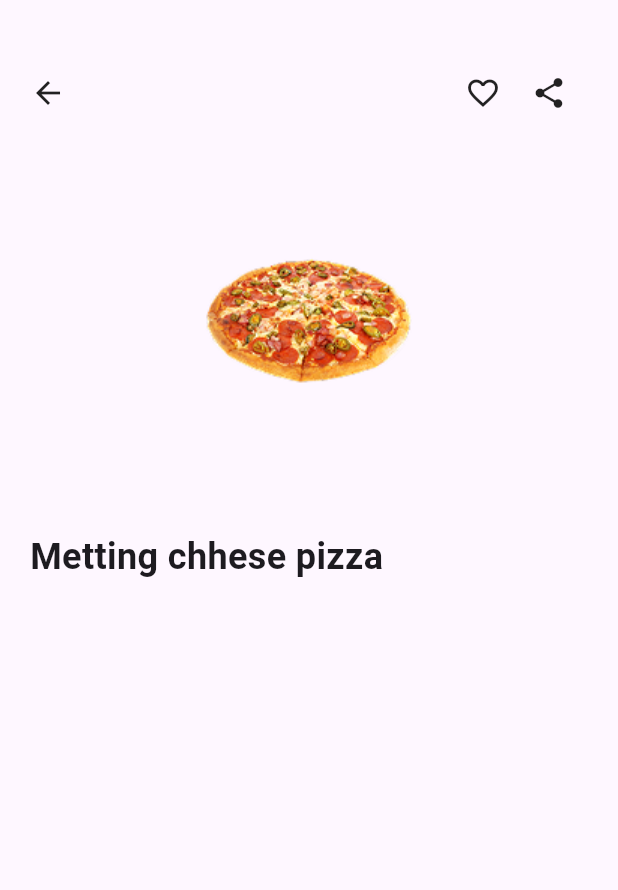
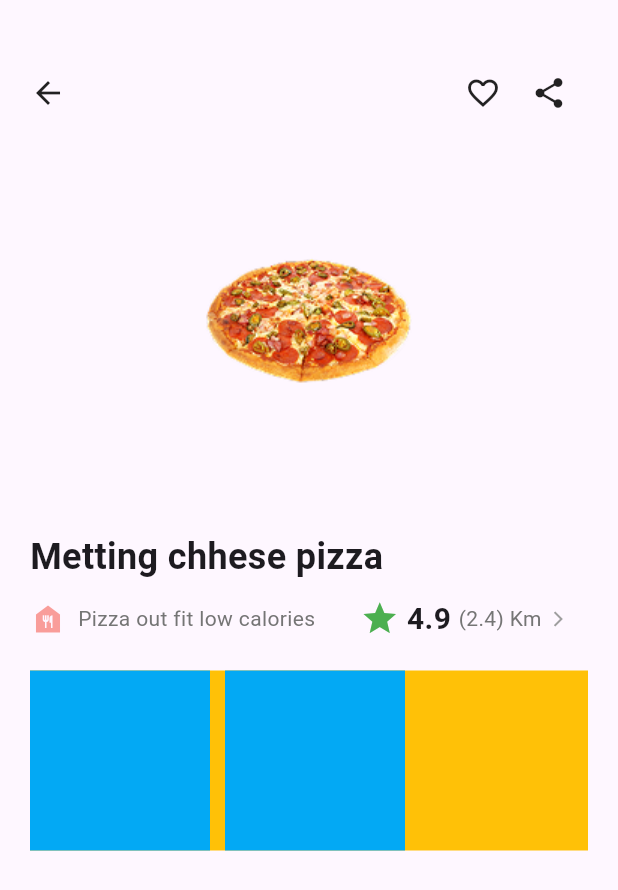
Before and after one commit to HeaSonetra/flutter9_10, a Flutter app: the screen it shows after launch, after a tap on "Metting chhese pizza", on a phone screen of 412 x 824 dp. Shown: the top 890 px of the screen. Run offline on Flutter 3.47's test engine with Material 3 defaults, Android fonts, the phone set to English and light mode, and no system bars; our stand-ins replace carousel_slider.

Commit message:
last update

```diff
--- a/lib/model/ProductModel.dart
+++ b/lib/model/ProductModel.dart
@@ -6,10 +6,12 @@ class Productmodel {
   final String title;
   final double price;
   final String img;
-  final List preview;
+  final List size;
   final double map;
   final int counter;
   final double calories;
+  final String decription;
+  final double rate;
   final int CategoryID;
 
   Productmodel({
@@ -17,57 +19,85 @@ class Productmodel {
     required this.title,
     required this.price,
     required this.img,
-    required this.preview,
+    required this.size,
     required this.map,
     required this.counter,
     required this.calories,
+    required this.decription,
+    required this.rate,
     required this.CategoryID,
   });
 }
 
 List<Productmodel> listProduct = [
+  // Productmodel(
+  //   id: 1,
+  //   title: 'Metting chhese pizza',
+  //   price: 10,
+  //   img: 'assets/pizza1.png',
+  //   preview: [],
+  //   map: 20,
+  //   counter: 0,
+  //   calories: 40,
+  //   CategoryID: listCategory[0].id,
+  // ),
+  // Productmodel(
+  //   id: 2,
+  //   title: 'Shusi for you',
+  //   price: 10,
+  //   img: 'assets/shusi.png',
+  //   preview: [],
+  //   map: 20,
+  //   counter: 0,
+  //   calories: 50,
+  //   CategoryID: listCategory[0].id,
+  // ),
+  // Productmodel(
+  //   id: 3,
+  //   title: 'Lemom cat tea',
+  //   price: 10,
+  //   img:'assets/drink.jpg',
+  //   preview: [],
+  //   map: 20,
+  //   counter: 0,
+  //   calories: 30,
+  //   CategoryID: listCategory[1].id,
+  // ),
+  // Productmodel(
+  //   id: 4,
+  //   title: 'Berger a title calories',
+  //   price: 10,
+  //   img:'assets/berger.png',
+  //   preview: [],
+  //   map: 20,
+  //   counter: 0,
+  //   calories: 10,
+  //   CategoryID: listCategory[0].id,
+  // ),
   Productmodel(
     id: 1,
     title: 'Metting chhese pizza',
     price: 10,
     img: 'assets/pizza1.png',
-    preview: [],
-    map: 20,
+    size: ['Small','Mediem'],
+    map: 2.4,
     counter: 0,
-    calories: 40,
+    calories: 4,
+    decription: "Pizza out fit low calories",
+    rate: 4.9,
     CategoryID: listCategory[0].id,
   ),
   Productmodel(
     id: 2,
-    title: 'Shusi for you',
-    price: 10,
+    title: 'Shusi',
+    price: 8,
     img: 'assets/shusi.png',
-    preview: [],
-    map: 20,
+    size: ['Small','Mediem','Big'],
+    map: 2.4,
     counter: 0,
-    calories: 50,
-    CategoryID: listCategory[0].id,
-  ),
-  Productmodel(
-    id: 3,
-    title: 'Lemom cat tea',
-    price: 10,
-    img:'assets/drink.jpg',
-    preview: [],
-    map: 20,
-    counter: 0,
-    calories: 30,
+    calories: 4,
+    decription: "Pizza out fit low calories",
+    rate: 4.9,
     CategoryID: listCategory[1].id,
   ),
-  Productmodel(
-    id: 4,
-    title: 'Berger a title calories',
-    price: 10,
-    img:'assets/berger.png',
-    preview: [],
-    map: 20,
-    counter: 0,
-    calories: 10,
-    CategoryID: listCategory[0].id,
-  ),
 ];
--- a/lib/view/detailpage.dart
+++ b/lib/view/detailpage.dart
@@ -9,45 +9,125 @@ class Detailpage extends StatefulWidget {
   State<Detailpage> createState() => _DetailpageState();
 }
 
+var check = false;
+
 class _DetailpageState extends State<Detailpage> {
   @override
   Widget build(BuildContext context) {
     return Scaffold(
-      body: Padding(padding: EdgeInsets.all(20),
+      body: Padding(
+        padding: EdgeInsets.all(20),
         child: Column(
           children: [
-          SizedBox(height: 30,),
+            SizedBox(height: 30),
             Row(
               children: [
                 GestureDetector(
                   onTap: () {
                     Navigator.pop(context);
                   },
-                child: Icon(Icons.arrow_back)),
+                  child: Icon(Icons.arrow_back),
+                ),
                 Spacer(),
-                Icon(Icons.favorite_border_outlined),
+                GestureDetector(
+                  onTap: () {
+                    setState(() {
+                      check = !check;
+                    });
+                  },
+                  child:
+                      (check == false)
+                          ? Icon(Icons.favorite_border_outlined)
+                          : Icon(Icons.favorite, color: Colors.red),
+                ),
 
                 Padding(
-                  padding: const EdgeInsets.only(left: 20,right: 14),
+                  padding: const EdgeInsets.only(left: 20, right: 14),
                   child: Icon(Icons.share),
-                )
+                ),
               ],
             ),
-          SizedBox(height: 20,),
+            SizedBox(height: 20),
             Container(
               height: 240,
               width: 240,
               decoration: BoxDecoration(
                 image: DecorationImage(
-                image:AssetImage(widget.productmodel.img),)
+                  image: AssetImage(widget.productmodel.img),
                 ),
               ),
-          SizedBox(height: 20,),
+            ),
+            SizedBox(height: 20),
             Row(
               children: [
-              Text(widget.productmodel.title,style: TextStyle(fontSize: 24,fontWeight: FontWeight.w600),),
+                Text(
+                  widget.productmodel.title,
+                  style: TextStyle(fontSize: 24, fontWeight: FontWeight.w600),
+                ),
               ],
+            ),
+            SizedBox(height: 10),
+            Row(
+              children: [
+                Icon(Icons.food_bank,color: Colors.red.withOpacity(0.5),),
+                SizedBox(width: 8),
+                Text(widget.productmodel.decription,style: TextStyle(fontSize: 14,color: Colors.grey[600]),),
+                SizedBox(width: 30),
+                Icon(Icons.star,size: 26,color: Colors.green,),
+                SizedBox(width: 5),
+                Text('${widget.productmodel.rate}',style: TextStyle(fontSize: 20,fontWeight: FontWeight.w600),),
+                SizedBox(width: 5),
+                Text('(${widget.productmodel.map}) Km',style: TextStyle(fontSize: 14,color: Colors.grey[600]),),
+                SizedBox(width: 5),
+                Icon(Icons.arrow_forward_ios_outlined,size: 12,color: Colors.grey,)
+              ],
+            ),
+            SizedBox(height: 20,),
+            Container(
+              width: double.infinity,
+              height: 120,
+              decoration: BoxDecoration(
+                color: Colors.amber
+              ),
+              child: Row(
+              children: [
+                // GridView.count(
+                //   scrollDirection: Axis.horizontal,
+                //   crossAxisCount: 3,
+                //   mainAxisSpacing: 10,
+                //   crossAxisSpacing: 10,
+                //   childAspectRatio: 1/1,
+                //   children: List.generate(widget.productmodel.size.length,(index)=>Container(
+                //       height: 100,
+                //       decoration: BoxDecoration(
+
+                //         color: const Color.fromARGB(255, 24, 18, 216)
+                //       ),
+                //     )
+                //   )
+                // ),
+                Expanded(
+                  child: GridView.builder(
+                    scrollDirection: Axis.horizontal,
+                    shrinkWrap: true,
+                    gridDelegate: SliverGridDelegateWithFixedCrossAxisCount(
+                    crossAxisCount: 1,
+                    mainAxisSpacing: 10,
+
+                    ),
+                    itemCount: widget.productmodel.size.length,
+                    itemBuilder: (context,index){
+                    return Container(
+                          decoration: BoxDecoration(
+                            color: Colors.lightBlue
+                          ),
+                    );
+                  }),
                 )
+              ],
+            ),
+          )
+
           ],
         ),
       ),
```
Lines whose indentation alone changed are shown as unchanged.
